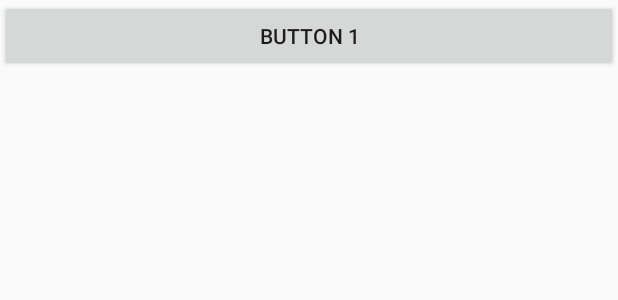
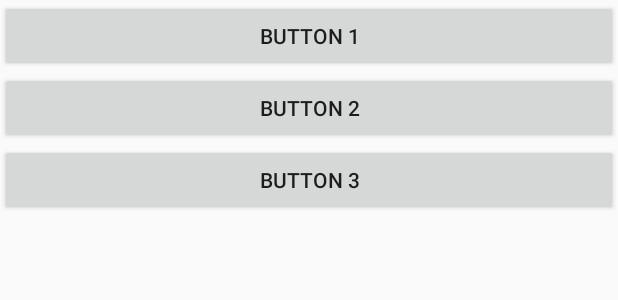
Before and after one commit to fenglaiye/androidLearn, an Android app: the layout first_layout.xml on its own in the app's theme, with its tools: preview values and no code run, on a phone screen of 412 x 824 dp. Shown: the top 300 px of the screen. Run offline under Robolectric (Android 15) with nearby library versions, the phone set to English and light mode, and no system bars.

```diff
--- a/app/src/main/res/layout/first_layout.xml
+++ b/app/src/main/res/layout/first_layout.xml
@@ -9,4 +9,16 @@
         android:layout_width="match_parent"
         android:layout_height="wrap_content"
         android:text="@string/button_1" />
+
+    <Button
+        android:id="@+id/button2"
+        android:layout_width="match_parent"
+        android:layout_height="wrap_content"
+        android:text="@string/button_2" />
+
+    <Button
+        android:id="@+id/button3"
+        android:layout_width="match_parent"
+        android:layout_height="wrap_content"
+        android:text="@string/button_3" />
 </LinearLayout>
--- a/app/src/main/res/values/strings.xml
+++ b/app/src/main/res/values/strings.xml
@@ -8,4 +8,5 @@
     <string name="menu_add_click">You clicked Add</string>
     <string name="menu_remove_click">You clicked Remove</string>
     <string name="button_2">Button 2</string>
+    <string name="button_3">Button 3</string>
 </resources>
```
Also changed, not shown: app/src/main/AndroidManifest.xml (+20 -1 lines), app/src/main/java/com/example/androidLearn/FirstActivity.kt (+16 -1 lines), app/src/main/java/com/example/androidLearn/ThirdActivity.kt (added, +11 -0 lines), app/src/main/res/layout/third_layout.xml (added, +14 -0 lines).
